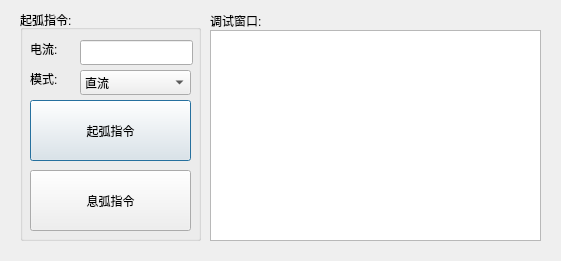
Old version of the form keywelddlg.ui in the repository qubo188612/qtwelding.
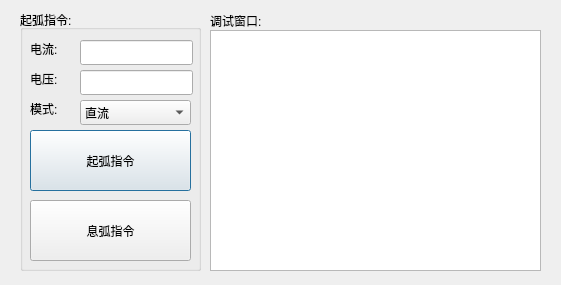
New version of the form.

```diff
--- a/keywelddlg.ui
+++ b/keywelddlg.ui
@@ -7,7 +7,7 @@
     <x>0</x>
     <y>0</y>
     <width>561</width>
-    <height>261</height>
+    <height>285</height>
    </rect>
   </property>
   <property name="windowTitle">
@@ -19,7 +19,7 @@
      <x>20</x>
      <y>10</y>
      <width>181</width>
-     <height>231</height>
+     <height>261</height>
     </rect>
    </property>
    <property name="title">
@@ -29,7 +29,7 @@
     <property name="geometry">
      <rect>
       <x>10</x>
-      <y>90</y>
+      <y>120</y>
       <width>161</width>
       <height>61</height>
      </rect>
@@ -42,7 +42,7 @@
     <property name="geometry">
      <rect>
       <x>10</x>
-      <y>160</y>
+      <y>190</y>
       <width>161</width>
       <height>61</height>
      </rect>
@@ -81,7 +81,7 @@
     <property name="geometry">
      <rect>
       <x>10</x>
-      <y>60</y>
+      <y>90</y>
       <width>41</width>
       <height>17</height>
      </rect>
@@ -104,7 +104,7 @@
     <property name="geometry">
      <rect>
       <x>60</x>
-      <y>60</y>
+      <y>90</y>
       <width>111</width>
       <height>25</height>
      </rect>
@@ -120,6 +120,29 @@
      </property>
     </item>
    </widget>
+   <widget class="QLineEdit" name="weldercurrent_v">
+    <property name="geometry">
+     <rect>
+      <x>60</x>
+      <y>60</y>
+      <width>113</width>
+      <height>25</height>
+     </rect>
+    </property>
+   </widget>
+   <widget class="QLabel" name="label_10">
+    <property name="geometry">
+     <rect>
+      <x>10</x>
+      <y>60</y>
+      <width>41</width>
+      <height>17</height>
+     </rect>
+    </property>
+    <property name="text">
+     <string>电压:</string>
+    </property>
+   </widget>
   </widget>
   <widget class="QLabel" name="label">
    <property name="geometry">
@@ -140,7 +163,7 @@
      <x>210</x>
      <y>30</y>
      <width>331</width>
-     <height>211</height>
+     <height>241</height>
     </rect>
    </property>
   </widget>
```
